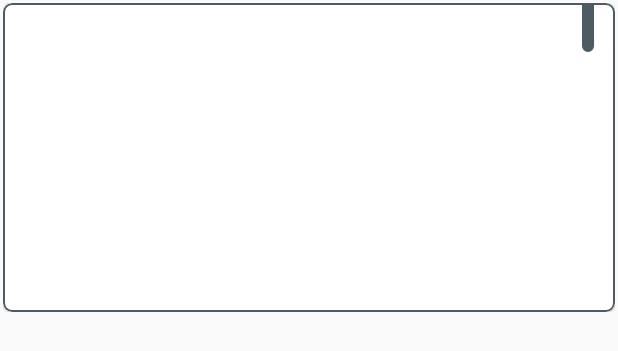
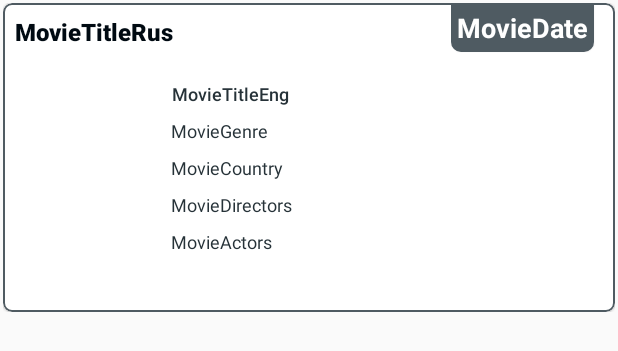
Before and after one commit to mvProject/MoviePremiers, an Android app: the layout movie_item.xml on its own in the app's theme, with its tools: preview values and no code run, on a phone screen of 412 x 824 dp. Shown: the top 351 px of the screen. Run offline under Robolectric (Android 15) with nearby library versions, the phone set to English and light mode, and no system bars; plain views replace AutofitTextView, RoundedImageView.

Commit message:
image binding refactor

```diff
--- a/app/src/main/java/com/mvproject/moviepremiers/MainActivity.kt
+++ b/app/src/main/java/com/mvproject/moviepremiers/MainActivity.kt
@@ -46,7 +46,7 @@ class MainActivity : AppCompatActivity() {
             it?.let {movieList.apply{
                 if (it.size>0){
                     layoutManager = LinearLayoutManager(this@MainActivity)
-                    adapter = MovieAdapter(it, this@MainActivity)
+                    adapter = MovieAdapter(it)
                 }
                 else toast(context.getString(R.string.no_premiers_anymore))
             } }
--- a/app/src/main/res/layout/movie_item.xml
+++ b/app/src/main/res/layout/movie_item.xml
@@ -47,7 +47,8 @@
                         app:riv_corner_radius="5dip"
                         app:riv_mutate_background="true"
                         app:riv_oval="false"
-                        app:riv_tile_mode="clamp" />
+                        app:riv_tile_mode="clamp"
+                        app:url="@{movie.image}"/>
 
                     <me.grantland.widget.AutofitTextView
                         android:id="@+id/movie_name_rus"
@@ -60,6 +61,7 @@
                         android:maxLines="2"
                         android:singleLine="false"
                         android:text="@{movie.titleRus}"
+                        tools:text="MovieTitleRus"
                         android:textSize="16sp"
                         android:textStyle="bold"
                         android:textColor="@color/colorPrimaryDark"
@@ -80,6 +82,7 @@
                         android:maxLines="2"
                         android:singleLine="false"
                         android:text="@{movie.titleEng}"
+                        tools:text="MovieTitleEng"
                         android:textSize="12sp"
                         android:textColor="@color/colorPrimary"
                         app:layout_constraintEnd_toEndOf="parent"
@@ -94,6 +97,7 @@
                         android:layout_marginStart="112dp"
                         style="@style/MyTextViewStyle"
                         android:text="@{movie.genre}"
+                        tools:text="MovieGenre"
                         app:layout_constraintEnd_toEndOf="parent"
                         app:layout_constraintHorizontal_bias="0.0"
                         app:layout_constraintStart_toEndOf="@+id/movieLogo"
@@ -106,6 +110,7 @@
                         android:layout_marginStart="112dp"
                         style="@style/MyTextViewStyle"
                         android:text="@{movie.country}"
+                        tools:text="MovieCountry"
                         app:layout_constraintEnd_toEndOf="parent"
                         app:layout_constraintStart_toEndOf="@+id/movieLogo"
                         app:layout_constraintTop_toBottomOf="@+id/movie_genre" />
@@ -117,6 +122,7 @@
                         android:layout_marginStart="112dp"
                         style="@style/MyTextViewStyle"
                         android:text="@{movie.directors}"
+                        tools:text="MovieDirectors"
                         app:layout_constraintEnd_toEndOf="parent"
                         app:layout_constraintHorizontal_bias="0.0"
                         app:layout_constraintStart_toEndOf="@+id/movieLogo"
@@ -129,6 +135,7 @@
                         android:layout_height="wrap_content"
                         android:layout_marginStart="112dp"
                         android:text="@{movie.actors}"
+                        tools:text="MovieActors"
                         app:layout_constraintEnd_toEndOf="parent"
                         app:layout_constraintHorizontal_bias="0.0"
                         app:layout_constraintStart_toEndOf="@+id/movieLogo"
@@ -152,6 +159,7 @@
                 android:textColor="@color/colorDateText"
                 android:elevation="1dp"
                 android:layout_alignParentEnd="true"
+                tools:text="MovieDate"
         />
     </RelativeLayout>
 </layout>
```
Also changed, not shown: app/src/main/java/com/mvproject/moviepremiers/ImageBinding.kt (added, +11 -0 lines), app/src/main/java/com/mvproject/moviepremiers/ui/MovieAdapter.kt (+1 -10 lines), app/src/main/java/com/mvproject/moviepremiers/ui/MovieHolder.kt (+0 -9 lines).
